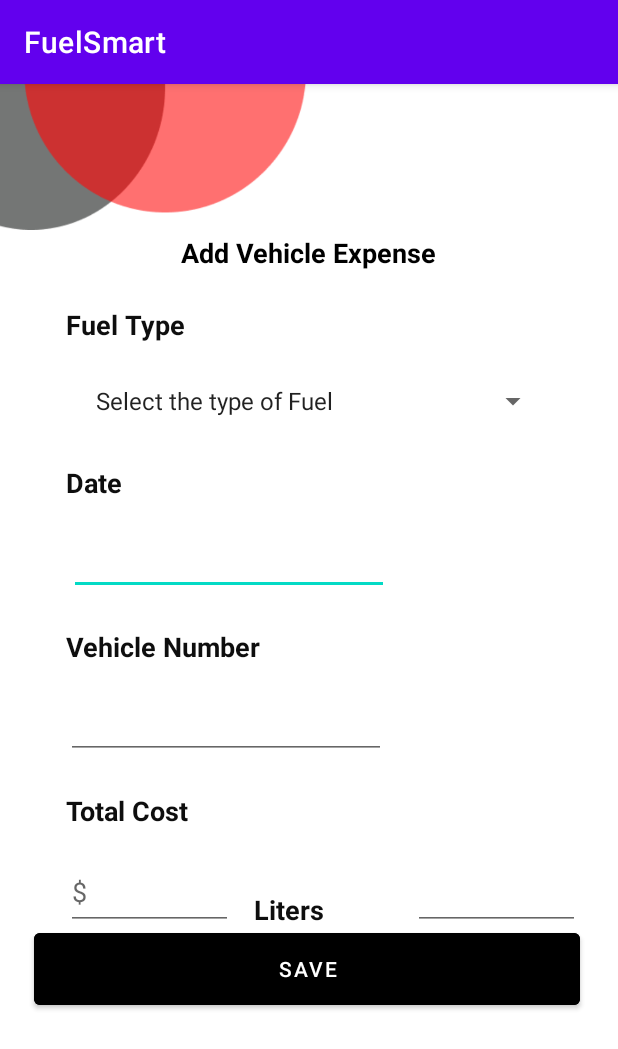
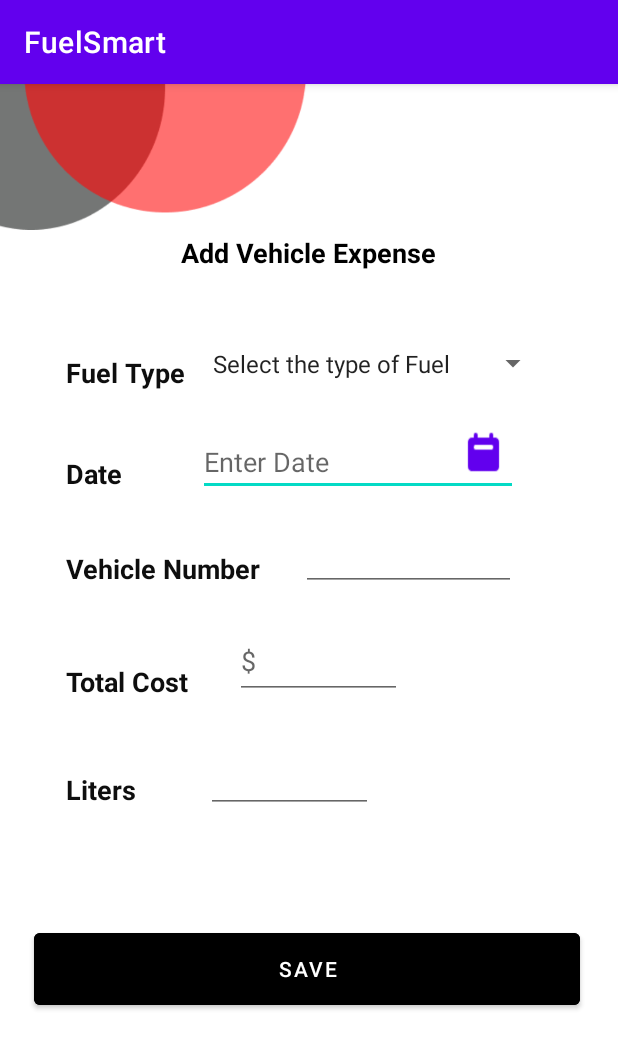
Before and after one commit to amandahaydaw/SIT705, an Android app: the adding_vehicle_expense screen opened directly, with no data from a screen before it, on a phone screen of 412 x 824 dp. Shown: the top 1049 px of the screen. Run offline under Robolectric (Android 15) with nearby library versions, the phone set to English and light mode, and no system bars; our stand-ins replace Firebase (no records; nobody signed in at launch, a user with empty details on screens opened directly); libraries missing offline, so code that uses them is left out: com.jjoe64.graphview.

Commit message:
enable adding_vehicle_expense.java functionaility in order to insert record into firestore for same userID

```diff
--- a/app/src/main/java/com/example/fuelsmartapp/adding_vehicle_expense.java
+++ b/app/src/main/java/com/example/fuelsmartapp/adding_vehicle_expense.java
@@ -1,12 +1,34 @@
 package com.example.fuelsmartapp;
 
+import android.app.DatePickerDialog;
+import android.content.Intent;
 import android.os.Bundle;
+import android.text.InputType;
+import android.text.TextUtils;
+import android.util.Log;
+import android.view.View;
 import android.widget.ArrayAdapter;
+import android.widget.Button;
+import android.widget.DatePicker;
+import android.widget.EditText;
+import android.widget.ProgressBar;
 import android.widget.Spinner;
+import android.widget.TextView;
+import android.widget.Toast;
 
+import androidx.annotation.NonNull;
 import androidx.appcompat.app.AppCompatActivity;
 
+import com.google.android.gms.tasks.OnFailureListener;
+import com.google.android.gms.tasks.OnSuccessListener;
+import com.google.firebase.auth.FirebaseAuth;
+import com.google.firebase.firestore.DocumentReference;
+import com.google.firebase.firestore.FirebaseFirestore;
 import com.jjoe64.graphview.GraphView;
+
+import java.util.Calendar;
+import java.util.HashMap;
+import java.util.Map;
 
 public class adding_vehicle_expense extends AppCompatActivity {
 
@@ -14,23 +36,148 @@ public class adding_vehicle_expense extends AppCompatActivity {
     // for our graph view.
     GraphView graphView;
     Spinner spinner1;
+    Intent intend;
+    DatePickerDialog picker;
+    EditText eText, date, vehicle, cost, liter;
+    Button btnGet, saves;
+    TextView tvw;
+
+
+    public static final String TAG = "TAG";
+
+    FirebaseAuth fAuth;
+    ProgressBar progressBar;
+    FirebaseFirestore fStore;
+    String userID;
+
     @Override
     protected void onCreate(Bundle savedInstanceState) {
         super.onCreate(savedInstanceState);
         setContentView(R.layout.activity_adding_vehicle_expense);
         spinner1 = (Spinner) findViewById(R.id.spinner1);
-
-
-
+        fAuth = FirebaseAuth.getInstance();
+        fStore = FirebaseFirestore.getInstance();
+        progressBar = findViewById(R.id.progressBar);
+        date = findViewById(R.id.date);
+        cost = findViewById(R.id.cost);
+        liter = findViewById(R.id.liter);
+        vehicle = findViewById(R.id.vehicle);
+        saves = findViewById(R.id.check);
         Spinner mySpinner = (Spinner) findViewById(R.id.spinner1);
         ArrayAdapter<String> myAdapter = new ArrayAdapter<String>(adding_vehicle_expense.this, android.R.layout.simple_list_item_1, getResources().getStringArray(R.array.names));
         myAdapter.setDropDownViewResource(android.R.layout.simple_spinner_dropdown_item);
         mySpinner.setAdapter(myAdapter);
 
-        // on below line we are initializing our graph view.
+
+        tvw = (TextView) findViewById(R.id.calenderView);
+        eText = (EditText) findViewById(R.id.date);
+        eText.setInputType(InputType.TYPE_NULL);
+        eText.setOnClickListener(new View.OnClickListener() {
+            @Override
+            public void onClick(View v) {
+                final Calendar cldr = Calendar.getInstance();
+                int day = cldr.get(Calendar.DAY_OF_MONTH);
+                int month = cldr.get(Calendar.MONTH);
+                int year = cldr.get(Calendar.YEAR);
+                // date picker dialog
+                picker = new DatePickerDialog(adding_vehicle_expense.this,
+                        new DatePickerDialog.OnDateSetListener() {
+                            @Override
+                            public void onDateSet(DatePicker view, int year, int monthOfYear, int dayOfMonth) {
+                                eText.setText(dayOfMonth + "/" + (monthOfYear + 1) + "/" + year);
+                            }
+                        }, year, month, day);
+                picker.show();
+            }
+        });
+        btnGet = (Button) findViewById(R.id.button1);
+        btnGet.setOnClickListener(new View.OnClickListener() {
+            @Override
+            public void onClick(View v) {
+                tvw.setText("Selected Date: " + eText.getText());
+            }
+        });
+
+
+        saves.setOnClickListener(new View.OnClickListener() {
+                                    @Override
+                                    public void onClick(View v) {
+                                        final String dates = date.getText().toString().trim();
+                                        String vehicle_number = vehicle.getText().toString().trim();
+                                        String costs = cost.getText().toString().trim();
+                                        String liters = liter.getText().toString().trim();
+                                        String sp = spinner1.getSelectedItem().toString();
+
+                                        View selectedView = spinner1.getSelectedView();
+                                        if (spinner1.getSelectedItem().equals("Select the type of Fuel")) {
+                                            TextView selectedTextView = (TextView) selectedView;
+                                            selectedTextView.setError("error");
+                                            spinner1.performClick();
+                                        }
+
+                                        if (TextUtils.isEmpty(dates)) {
+                                            date.setError("Date is Required!");
+                                            return;
+                                        }
+
+                                        if (TextUtils.isEmpty(vehicle_number)) {
+                                            vehicle.setError("vehicle number is Required!");
+                                            return;
+                                        }
+
+                                        if (TextUtils.isEmpty(costs)) {
+                                            cost.setError("Fuel cost is Required!");
+                                            return;
+                                        }
+
+                                        if (TextUtils.isEmpty(liters)) {
+                                            liter.setError("Total liters is Required!");
+                                            return;
+                                        }
+
+                                        progressBar.setVisibility(View.VISIBLE);
+                                        userID = fAuth.getCurrentUser().getUid();
+                                        DocumentReference documentReference = fStore.collection("data").document(userID);
+                                        Map<String, Object> user = new HashMap<>();
+                                        user.put("date", dates);
+                                        user.put("vehicle_number", vehicle_number);
+                                        user.put("cost", costs);
+                                        user.put("liters", liters);
+                                        user.put("fuel_type", sp);
+
+
+                                        documentReference.set(user).addOnSuccessListener(new OnSuccessListener<Void>() {
+                                            @Override
+                                            public void onSuccess(Void aVoid) {
+                                                Log.d("here1" + TAG, "onSuccess: Data inserted for " + userID);
+                                                Toast.makeText(adding_vehicle_expense.this, "Data inserted Successfully", Toast.LENGTH_SHORT).show();
+                                                progressBar.setVisibility(View.GONE);
+
+                                                startActivity(new Intent(getApplicationContext(), MapsActivity.class));
+
+
+                                            }
+                                        }).addOnFailureListener(new OnFailureListener() {
+                                            @Override
+                                            public void onFailure(@NonNull Exception e) {
+                                                Log.d("here2" + TAG, "onFailure: " + e.toString());
+                                            }
+                                        });
+
+
+
+
+
+                                    }
+
+                                }
+        );
+    }
+
+    // on below line we are initializing our graph view.
 //        graphView = findViewById(R.id.idGraphView);
 
-        // on below line we are adding data to our graph view.
+    // on below line we are adding data to our graph view.
 //        LineGraphSeries<DataPoint> series = new LineGraphSeries<DataPoint>(new DataPoint[]{
 //                // on below line we are adding
 //                // each point on our x and y axis.
@@ -61,5 +208,5 @@ public class adding_vehicle_expense extends AppCompatActivity {
 //        // on below line we are adding
 //        // data series to our graph view.
 //        graphView.addSeries(series);
-    }
+
 }
--- a/app/src/main/res/layout/activity_adding_vehicle_expense.xml
+++ b/app/src/main/res/layout/activity_adding_vehicle_expense.xml
@@ -40,7 +40,7 @@
         android:layout_width="wrap_content"
         android:layout_height="wrap_content"
         android:layout_marginStart="44dp"
-        android:layout_marginTop="148dp"
+        android:layout_marginTop="180dp"
         android:text="Fuel Type"
         android:textColor="#0E0E0E"
         android:textSize="18dp"
@@ -53,7 +53,7 @@
         android:layout_width="wrap_content"
         android:layout_height="wrap_content"
         android:layout_marginStart="44dp"
-        android:layout_marginTop="22dp"
+        android:layout_marginTop="40dp"
         android:text="Date"
         android:textColor="#0E0E0E"
         android:textSize="18dp"
@@ -65,22 +65,46 @@
         android:id="@+id/date"
         android:layout_width="wrap_content"
         android:layout_height="wrap_content"
-        android:layout_marginStart="46dp"
-        android:layout_marginTop="17dp"
-        android:layout_marginEnd="137dp"
+        android:layout_marginStart="52dp"
+        android:layout_marginTop="22dp"
+        android:layout_marginEnd="68dp"
         android:ems="10"
         android:inputType="date"
+        android:hint="Enter Date"
         app:layout_constraintEnd_toEndOf="parent"
-        app:layout_constraintHorizontal_bias="0.0"
-        app:layout_constraintStart_toStartOf="parent"
-        app:layout_constraintTop_toBottomOf="@+id/dateText" />
+        app:layout_constraintStart_toEndOf="@+id/dateText"
+        app:layout_constraintTop_toBottomOf="@+id/spinner1" />
 
+    <Button
+        android:id="@+id/button1"
+        android:layout_width="26dp"
+        android:layout_height="32dp"
+        android:layout_below="@+id/date"
+        android:layout_marginStart="90dp"
+        android:layout_marginEnd="10dp"
+        android:background="@drawable/calender"
+        app:layout_constraintBottom_toBottomOf="@+id/date"
+        app:layout_constraintEnd_toEndOf="@+id/date"
+        app:layout_constraintHorizontal_bias="1.0"
+        app:layout_constraintStart_toStartOf="@+id/date"
+        app:layout_constraintTop_toTopOf="@+id/date"
+        app:layout_constraintVertical_bias="0.0" />
+
+    <TextView
+        android:id="@+id/calenderView"
+        android:layout_width="wrap_content"
+        android:layout_height="wrap_content"
+        android:layout_below="@+id/button1"
+        android:layout_marginLeft="100dp"
+        android:layout_marginTop="10dp"
+        android:textStyle="bold"
+        android:textSize="18dp"/>
     <TextView
         android:id="@+id/vehicleText"
         android:layout_width="wrap_content"
         android:layout_height="wrap_content"
         android:layout_marginStart="44dp"
-        android:layout_marginTop="22dp"
+        android:layout_marginTop="36dp"
         android:text="Vehicle Number"
         android:textColor="#0E0E0E"
         android:textSize="18dp"
@@ -90,21 +114,23 @@
 
     <EditText
         android:id="@+id/vehicle"
-        android:layout_width="wrap_content"
-        android:layout_height="wrap_content"
-        android:layout_marginStart="44dp"
-        android:layout_marginTop="17dp"
+        android:layout_width="143dp"
+        android:layout_height="41dp"
+        android:layout_marginStart="200dp"
+        android:layout_marginTop="22dp"
+        android:layout_marginEnd="68dp"
         android:ems="10"
         android:inputType="textPersonName"
+        app:layout_constraintEnd_toEndOf="parent"
         app:layout_constraintStart_toStartOf="parent"
-        app:layout_constraintTop_toBottomOf="@+id/vehicleText" />
+        app:layout_constraintTop_toBottomOf="@+id/date" />
 
     <TextView
         android:id="@+id/textView5"
         android:layout_width="wrap_content"
         android:layout_height="wrap_content"
         android:layout_marginStart="44dp"
-        android:layout_marginTop="22dp"
+        android:layout_marginTop="48dp"
         android:text="Total Cost"
         android:textColor="#0E0E0E"
         android:textSize="18dp"
@@ -116,58 +142,67 @@
         android:id="@+id/cost"
         android:layout_width="111dp"
         android:layout_height="50dp"
-        android:layout_marginStart="44dp"
-        android:layout_marginTop="17dp"
+        android:layout_marginStart="156dp"
+        android:layout_marginTop="22dp"
+        android:layout_marginEnd="144dp"
         android:ems="10"
         android:hint="$"
         android:inputType="textPersonName"
+        app:layout_constraintEnd_toEndOf="parent"
         app:layout_constraintStart_toStartOf="parent"
-        app:layout_constraintTop_toBottomOf="@+id/textView5" />
+        app:layout_constraintTop_toBottomOf="@+id/vehicle" />
 
     <TextView
         android:id="@+id/litertext"
         android:layout_width="wrap_content"
         android:layout_height="wrap_content"
-        android:layout_marginStart="14dp"
-        android:layout_marginTop="88dp"
-        android:layout_marginEnd="29dp"
+        android:layout_marginStart="44dp"
+        android:layout_marginTop="48dp"
         android:text="Liters"
         android:textColor="#0E0E0E"
         android:textSize="18dp"
         android:textStyle="bold"
-        app:layout_constraintEnd_toStartOf="@+id/liter"
-        app:layout_constraintStart_toEndOf="@+id/cost"
-        app:layout_constraintTop_toBottomOf="@+id/vehicle" />
+        app:layout_constraintStart_toStartOf="parent"
+        app:layout_constraintTop_toBottomOf="@+id/cost" />
 
     <EditText
         android:id="@+id/liter"
         android:layout_width="111dp"
         android:layout_height="50dp"
-        android:layout_marginStart="30dp"
-        android:layout_marginTop="17dp"
-        android:layout_marginEnd="26dp"
+        android:layout_marginStart="47dp"
+        android:layout_marginTop="26dp"
+        android:layout_marginEnd="164dp"
         android:inputType="textPersonName"
         app:layout_constraintEnd_toEndOf="parent"
         app:layout_constraintStart_toEndOf="@+id/litertext"
-        app:layout_constraintTop_toBottomOf="@+id/textView5" />
+        app:layout_constraintTop_toBottomOf="@+id/cost" />
 
     <Spinner
         android:id="@+id/spinner1"
-        android:layout_width="318dp"
-        android:layout_height="40dp"
+        android:layout_width="240dp"
+        android:layout_height="42dp"
         android:layout_marginStart="64dp"
-        android:layout_marginTop="17dp"
+        android:layout_marginTop="38dp"
         android:layout_marginEnd="46dp"
-        android:layout_marginBottom="407dp"
         android:minHeight="48dp"
         android:spinnerMode="dropdown"
-        app:layout_constraintBottom_toBottomOf="parent"
         app:layout_constraintEnd_toEndOf="parent"
         app:layout_constraintHorizontal_bias="1.0"
         app:layout_constraintStart_toStartOf="parent"
-        app:layout_constraintTop_toBottomOf="@+id/fuelType"
-        app:layout_constraintVertical_bias="0.011" />
-
+        app:layout_constraintTop_toBottomOf="@+id/welcome" />
+    <ProgressBar
+        android:id="@+id/progressBar"
+        style="?android:attr/progressBarStyleLarge"
+        android:layout_width="wrap_content"
+        android:layout_height="wrap_content"
+        android:layout_marginBottom="264dp"
+        android:visibility="invisible"
+        android:background="@drawable/circular_shape"
+        android:progressDrawable="@drawable/circular_progress_bar"
+        app:layout_constraintBottom_toBottomOf="parent"
+        app:layout_constraintEnd_toEndOf="parent"
+        app:layout_constraintHorizontal_bias="0.498"
+        app:layout_constraintStart_toStartOf="parent" />
     <Button
         android:id="@+id/check"
         android:layout_width="364dp"
@@ -176,7 +211,6 @@
         android:layout_marginTop="560dp"
         android:layout_marginEnd="25dp"
         android:backgroundTint="@color/black"
-        android:onClick="Save"
         android:text="save"
         android:textColor="#FFFFFF"
         android:textSize="14dp"
```
Also changed, not shown: app/src/main/res/drawable/calender.png (added).
